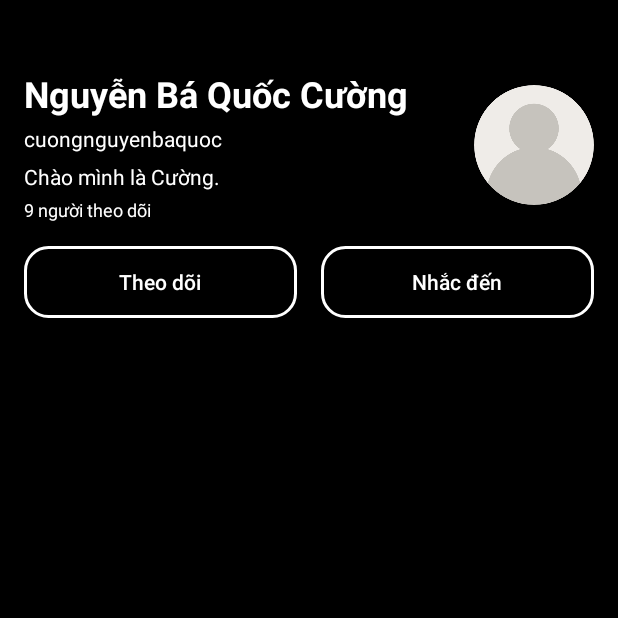
After one commit to cuongnguyen24/androidsocial, an Android app: the GuestProfileActivity screen opened directly, with no data from a screen before it, on a phone screen of 412 x 824 dp, the top half of it. The commit adds this screen. Run offline under Robolectric (Android 15) with nearby library versions, the phone set to English and light mode, and no system bars; our stand-ins replace CircleImageView, Firebase (no records; nobody signed in at launch, a user with empty details on screens opened directly); 1 statement that could not run was skipped.

Commit message:
update guest profile

```diff
--- a/app/src/main/java/com/utt/tt21/cc_modulelogin/home/Home.java
+++ b/app/src/main/java/com/utt/tt21/cc_modulelogin/home/Home.java
@@ -172,7 +172,7 @@ public class Home extends Fragment {
                         homeModelList.setLikeCount(0);
                         homeModelList.setPostCount(0);
                         homeModelList.setReupCount(0);
-
+                        homeModelList.setUserID(snapshotList.getKey());
 
 
                         //Lay anh cho profile trong storage
--- /dev/null
+++ b/app/src/main/java/com/utt/tt21/cc_modulelogin/profile/guestProfile/RepostGuestFragment.java
@@ -0,0 +1,6 @@
+package com.utt.tt21.cc_modulelogin.profile.guestProfile;
+
+import androidx.fragment.app.Fragment;
+
+public class RepostGuestFragment extends Fragment {
+}
--- /dev/null
+++ b/app/src/main/res/layout/activity_guest_profile.xml
@@ -0,0 +1,124 @@
+<?xml version="1.0" encoding="utf-8"?>
+<FrameLayout xmlns:android="http://schemas.android.com/apk/res/android"
+    xmlns:app="http://schemas.android.com/apk/res-auto"
+    xmlns:tools="http://schemas.android.com/tools"
+    android:layout_width="match_parent"
+    android:layout_height="match_parent"
+    android:background="@android:color/black">
+
+    <LinearLayout
+        android:layout_width="wrap_content"
+        android:layout_height="wrap_content"
+        android:orientation="vertical"
+        android:padding="16dp"
+        android:layout_marginTop="30dp">
+
+        <!-- Nút chỉnh sửa và chia sẻ trang cá nhân -->
+        <LinearLayout
+            android:layout_width="match_parent"
+            android:layout_height="wrap_content"
+            android:gravity="center_vertical"
+            android:orientation="horizontal">
+
+            <!-- Thông tin người dùng -->
+            <LinearLayout
+                android:layout_width="0dp"
+                android:layout_height="wrap_content"
+                android:orientation="vertical"
+                android:layout_weight="1">
+
+                <!-- Tên người dùng -->
+                <TextView
+                    android:id="@+id/tv_name"
+                    android:layout_width="wrap_content"
+                    android:layout_height="wrap_content"
+                    android:text="Nguyễn Bá Quốc Cường"
+                    android:textColor="@color/white"
+                    android:textSize="24sp"
+                    android:textStyle="bold" />
+
+                <!-- Tên tài khoản và lời giới thiệu -->
+                <TextView
+                    android:id="@+id/tv_email"
+                    android:layout_width="wrap_content"
+                    android:layout_height="wrap_content"
+                    android:layout_marginTop="4dp"
+                    android:textColor="@color/white"
+                    android:text="cuongnguyenbaquoc"
+                    android:textSize="14sp" />
+
+                <TextView
+                    android:id="@+id/account_info"
+                    android:layout_width="wrap_content"
+                    android:layout_marginTop="6dp"
+                    android:layout_height="wrap_content"
+                    android:text="Chào mình là Cường."
+                    android:textColor="@color/white"
+                    android:textSize="14sp" />
+
+                <!-- Số người theo dõi -->
+                <TextView
+                    android:id="@+id/followers"
+                    android:layout_width="wrap_content"
+                    android:layout_height="wrap_content"
+                    android:layout_marginTop="4dp"
+                    android:text="9 người theo dõi"
+                    android:textColor="@color/white"
+                    android:textSize="12sp" />
+            </LinearLayout>
+
+            <de.hdodenhof.circleimageview.CircleImageView
+                android:id="@+id/img_avatar"
+                android:layout_width="80dp"
+                android:layout_height="80dp"
+                android:layout_marginEnd="0dp"
+                android:scaleType="centerCrop"
+                android:src="@drawable/ic_default_user" />
+        </LinearLayout>
+
+        <LinearLayout
+            android:layout_width="match_parent"
+            android:layout_height="wrap_content"
+            android:orientation="horizontal"
+            android:layout_marginTop="16dp">
+
+            <Button
+                android:id="@+id/btn_follow"
+                android:layout_width="0dp"
+                android:layout_height="wrap_content"
+                android:layout_weight="1"
+                android:background="@drawable/button_border"
+                android:text="Theo dõi"
+                android:textColor="@color/white"
+                android:textAllCaps="false"
+                android:layout_marginEnd="8dp"/>
+            <Button
+                android:id="@+id/btn_tag_user"
+                android:layout_width="0dp"
+                android:layout_height="wrap_content"
+                android:layout_weight="1"
+                android:background="@drawable/button_border"
+                android:text="Nhắc đến"
+                android:textColor="@color/white"
+                android:textAllCaps="false"
+                android:layout_marginStart="8dp"/>
+
+        </LinearLayout>
+
+        <!-- TabLayout -->
+        <com.google.android.material.tabs.TabLayout
+            android:id="@+id/tab_layout"
+            android:layout_width="match_parent"
+            android:layout_height="wrap_content"
+            app:tabTextColor="@color/white"
+            android:layout_marginTop="16dp"
+            app:tabIndicatorColor="@android:color/white"/>
+
+        <!-- ViewPager -->
+        <androidx.viewpager.widget.ViewPager
+            android:id="@+id/view_pager"
+            android:layout_width="match_parent"
+            android:layout_height="450dp"
+            android:layout_weight="1"/>
+    </LinearLayout>
+</FrameLayout>
--- a/app/src/main/res/layout/home_item.xml
+++ b/app/src/main/res/layout/home_item.xml
@@ -166,4 +166,6 @@
         android:background="@color/color_navigation"
         />
 
+
+
 </RelativeLayout>
```
Also changed, not shown: app/src/main/AndroidManifest.xml (+7 -3 lines), app/src/main/java/com/utt/tt21/cc_modulelogin/home/homeAdapter/HomeAdapter.java (+25 -5 lines), app/src/main/java/com/utt/tt21/cc_modulelogin/home/homeModel/HomeModel.java (+9 -0 lines), app/src/main/java/com/utt/tt21/cc_modulelogin/profile/guestProfile/GuestProfileActivity.java (added, +183 -0 lines), app/src/main/java/com/utt/tt21/cc_modulelogin/profile/guestProfile/ThreadGuestFragment.java (added, +7 -0 lines).
